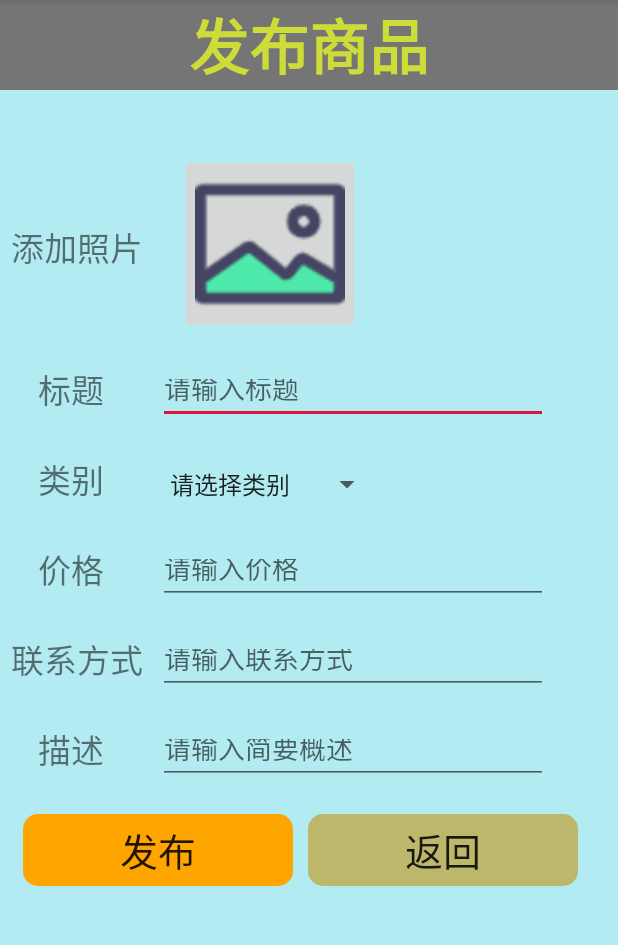
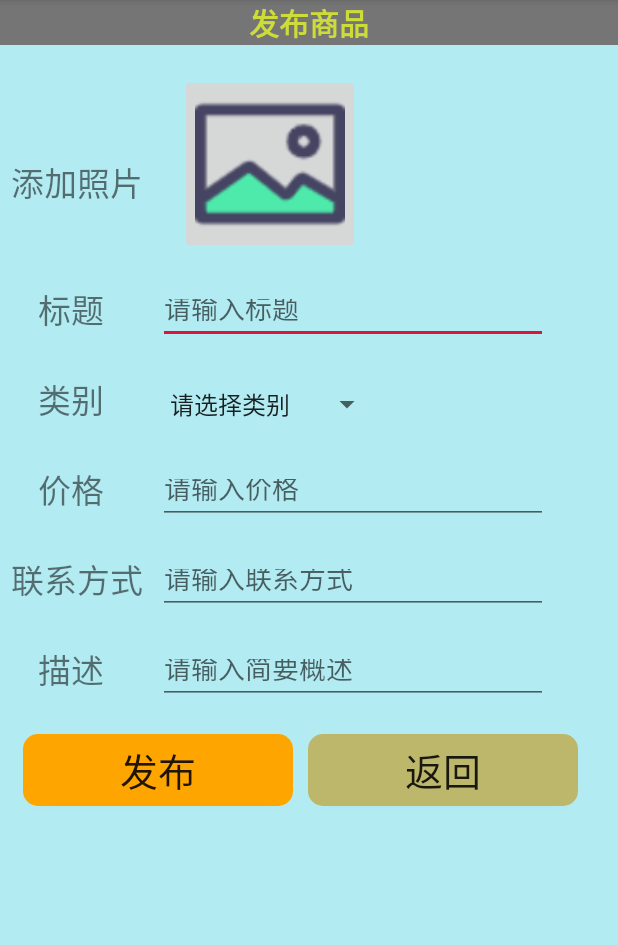
Before and after one commit to github0524/CampusTransaction, an Android app: the AddCommodityActivity screen opened directly, with no data from a screen before it, on a phone screen of 412 x 824 dp, the part 84-1029 px from its top. Run offline under Robolectric (Android 15) with nearby library versions, the phone set to English and light mode, and no system bars.

Commit message:
第二次提交，修改发布商品界面

```diff
--- a/app/src/main/res/layout/activity_add_commodity.xml
+++ b/app/src/main/res/layout/activity_add_commodity.xml
@@ -6,7 +6,7 @@
     <TextView
         android:id="@+id/tv_publish_info"
         android:text="发布商品"
-        android:textSize="40sp"
+        android:textSize="20sp"
         android:textStyle="bold"
         android:textColor="@color/colorGreenLight"
         android:layout_width="match_parent"
@@ -18,7 +18,7 @@
         android:layout_width="match_parent"
         android:layout_height="wrap_content"
         android:layout_below="@id/tv_publish_info"
-        android:textSize="18sp"
+        android:textSize="8sp"
         android:textColor="@color/colorBlack"
         android:layout_marginTop="8dp"
         android:gravity="center_horizontal"
@@ -32,15 +32,16 @@
         android:layout_below="@+id/tv_student_id"
         android:layout_marginStart="7dp"
         android:layout_marginTop="55dp"/>
+
     <ImageButton
         android:id="@+id/iv_photo"
         android:layout_width="120dp"
         android:layout_height="120dp"
-        android:src="@drawable/icon_take_photo"
+        android:layout_below="@+id/tv_student_id"
+        android:layout_marginStart="120dp"
+        android:layout_marginTop="0dp"
         android:scaleType="centerCrop"
-        android:layout_below="@+id/tv_student_id"
-        android:layout_marginTop="10dp"
-        android:layout_marginStart="120dp"/>
+        android:src="@drawable/icon_take_photo" />
     <TextView
         android:id="@+id/tv_title"
         android:layout_width="80dp"
@@ -140,17 +141,18 @@
         android:maxLines="1"
         android:textSize="18sp"
         android:hint="请输入简要概述"/>
+
     <Button
         android:id="@+id/btn_publish"
         android:layout_width="180dp"
         android:layout_height="wrap_content"
         android:layout_below="@+id/tv_description"
+        android:layout_marginLeft="15dp"
+        android:layout_marginTop="20dp"
+        android:layout_marginRight="10dp"
+        android:background="@drawable/btn_publish"
         android:text="发布"
-        android:textSize="25sp"
-        android:layout_marginTop="20dp"
-        android:background="@drawable/btn_publish"
-        android:layout_marginLeft="15dp"
-        android:layout_marginRight="10dp"/>
+        android:textSize="25sp" />
     <Button
         android:id="@+id/btn_back"
         android:layout_width="180dp"
```
